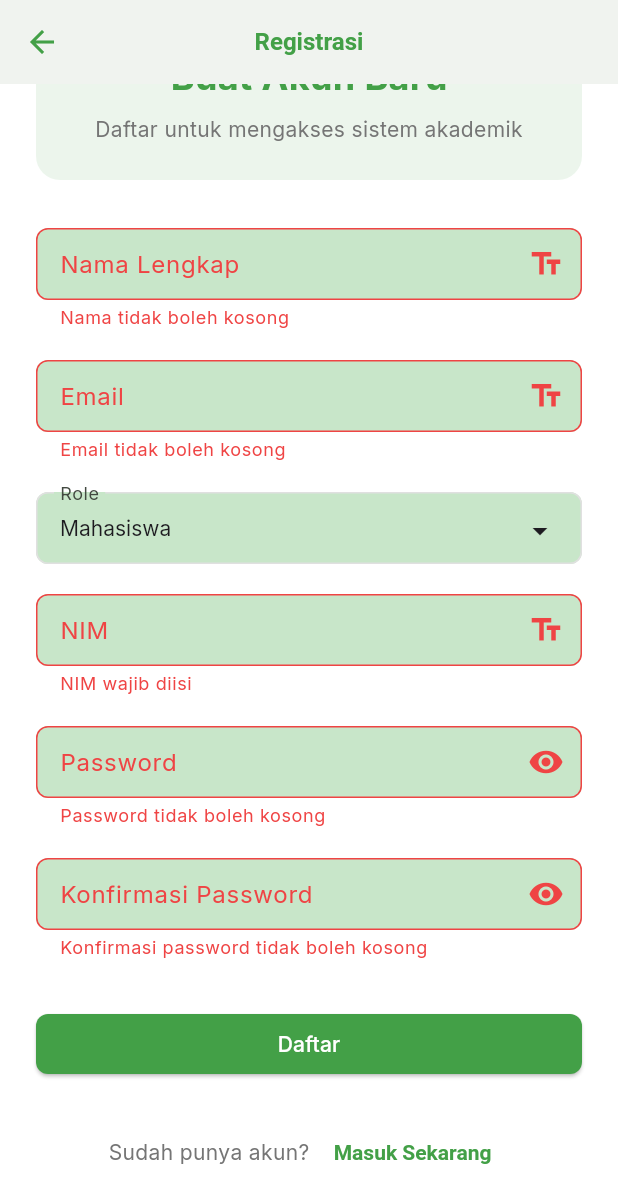
After one commit to lypsisrudiansyah/lypsis_siakad, a Flutter app: the RegisterPage screen opened directly, scrolled down 146 dp, after a tap on "Daftar", on a phone screen of 412 x 824 dp. The commit adds this screen. Shown: the top 1203 px of the screen. Run offline on Flutter 3.47's test engine with Material 3 defaults, Android fonts, the phone set to English and light mode, and no system bars; our stand-ins replace cached_network_image, carousel_slider, dartz, dio, equatable, file_picker and 17 more; missing offline and left inert: flutter_quill, flutter_quill_delta_from_html, vsc_quill_delta_to_html, widgets_to_image; accounts and stored records are empty.

Commit message:
✨ (auth): implement register page and integrate with auth bloc ✨ (auth): update splash page to navigate to login page
✨ (oldProjectCode/register_view.dart): create register view with form
✨ (oldProjectCode/register_view.dart): implement registration logic
✨ (oldProjectCode/register_view.dart): add UI for register view

```diff
--- /dev/null
+++ b/lib/features/auth/presentation/pages/register_page.dart
@@ -0,0 +1,252 @@
+import 'package:flutter/material.dart';
+import 'package:flutter_bloc/flutter_bloc.dart';
+import 'package:lypsis_siakad/core.dart';
+import 'package:lypsis_siakad/features/auth/presentation/bloc/auth_bloc.dart';
+import 'package:lypsis_siakad/features/auth/presentation/pages/login_page.dart';
+// Assuming these dashboard pages will be created
+// import 'package:lypsis_siakad/features/dashboard/presentation/pages/admin_dashboard_page.dart';
+// import 'package:lypsis_siakad/features/dashboard/presentation/pages/dosen_dashboard_page.dart';
+// import 'package:lypsis_siakad/features/dashboard/presentation/pages/mahasiswa_dashboard_page.dart';
+
+class RegisterPage extends StatefulWidget {
+  const RegisterPage({super.key});
+
+  @override
+  State<RegisterPage> createState() => _RegisterPageState();
+}
+
+class _RegisterPageState extends State<RegisterPage> {
+  final _formKey = GlobalKey<FormState>();
+
+  late final TextEditingController _namaController;
+  late final TextEditingController _emailController;
+  late final TextEditingController _passwordController;
+  late final TextEditingController _confirmPasswordController;
+  late final TextEditingController _nimController;
+  late final TextEditingController _nidnController;
+
+  String _role = 'mahasiswa';
+  final List<Map<String, String>> _roleOptions = [
+    {'value': 'mahasiswa', 'label': 'Mahasiswa'},
+    {'value': 'dosen', 'label': 'Dosen'},
+  ];
+
+  @override
+  void initState() {
+    super.initState();
+    _namaController = TextEditingController();
+    _emailController = TextEditingController();
+    _passwordController = TextEditingController();
+    _confirmPasswordController = TextEditingController();
+    _nimController = TextEditingController();
+    _nidnController = TextEditingController();
+  }
+
+  @override
+  void dispose() {
+    _namaController.dispose();
+    _emailController.dispose();
+    _passwordController.dispose();
+    _confirmPasswordController.dispose();
+    _nimController.dispose();
+    _nidnController.dispose();
+    super.dispose();
+  }
+
+  void _handleRegister() {
+    if (!(_formKey.currentState?.validate() ?? false)) return;
+
+    context.read<AuthBloc>().add(
+      AuthSignUpRequested(
+        email: _emailController.text,
+        password: _passwordController.text,
+        nama: _namaController.text,
+        role: _role,
+        nim: _role == 'mahasiswa' ? _nimController.text : null,
+        nidn: _role == 'dosen' ? _nidnController.text : null,
+      ),
+    );
+  }
+
+  @override
+  Widget build(BuildContext context) {
+    return Scaffold(
+      backgroundColor: Colors.white,
+      appBar: AppBar(
+        backgroundColor: Colors.transparent,
+        elevation: 0,
+        leading: IconButton(
+          icon: Icon(Icons.arrow_back, color: primaryColor),
+          onPressed: () => back(),
+        ),
+        title: Text(
+          'Registrasi',
+          style: TextStyle(color: primaryColor, fontWeight: FontWeight.bold),
+        ),
+      ),
+      body: BlocListener<AuthBloc, AuthState>(
+        listener: (context, state) {
+          if (state is AuthLoading) {
+            showLoading();
+          } else {
+            hideLoading();
+            if (state is AuthAuthenticated) {
+              ss("Registrasi berhasil!");
+              offAll(LoginPage());
+            } else if (state is AuthFailure) {
+              se(state.message);
+            }
+          }
+        },
+        child: SafeArea(
+          child: SingleChildScrollView(
+            padding: const EdgeInsets.all(24.0),
+            child: Column(
+              crossAxisAlignment: CrossAxisAlignment.stretch,
+              children: [
+                // Header Section
+                Container(
+                  padding: const EdgeInsets.all(24),
+                  decoration: BoxDecoration(color: primaryColor.withAlpha(26), borderRadius: BorderRadius.circular(16)),
+                  child: Column(
+                    children: [
+                      Icon(Icons.person_add, size: 60, color: primaryColor),
+                      const SizedBox(height: 16),
+                      Text(
+                        'Buat Akun Baru',
+                        style: TextStyle(fontSize: 24, fontWeight: FontWeight.bold, color: primaryColor),
+                      ),
+                      const SizedBox(height: 8),
+                      Text(
+                        'Daftar untuk mengakses sistem akademik',
+                        style: TextStyle(fontSize: 14, color: Colors.grey[600]),
+                        textAlign: TextAlign.center,
+                      ),
+                    ],
+                  ),
+                ),
+                const SizedBox(height: 32),
+                // Registration Form
+                Form(
+                  key: _formKey,
+                  child: Column(
+                    crossAxisAlignment: CrossAxisAlignment.stretch,
+                    children: [
+                      QTextField(
+                        label: "Nama Lengkap",
+                        controller: _namaController,
+                        validator: (value) => value == null || value.isEmpty ? 'Nama tidak boleh kosong' : null,
+                        onChanged: (value) {},
+                      ),
+                      const SizedBox(height: 20),
+                      QTextField(
+                        label: "Email",
+                        controller: _emailController,
+                        validator: (value) {
+                          if (value == null || value.isEmpty) {
+                            return 'Email tidak boleh kosong';
+                          }
+                          if (!value.contains('@')) {
+                            return 'Format email tidak valid';
+                          }
+                          return null;
+                        },
+                        onChanged: (value) {},
+                      ),
+                      const SizedBox(height: 20),
+                      QDropdownField(
+                        label: "Role",
+                        value: _role,
+                        items: _roleOptions,
+                        onChanged: (value, label) {
+                          setState(() {
+                            _role = value;
+                          });
+                        },
+                      ),
+                      const SizedBox(height: 20),
+                      if (_role == 'mahasiswa')
+                        QTextField(
+                          label: "NIM",
+                          controller: _nimController,
+                          validator: (value) => value == null || value.isEmpty ? 'NIM wajib diisi' : null,
+                          onChanged: (value) {},
+                        ),
+                      if (_role == 'dosen')
+                        QTextField(
+                          label: "NIDN",
+                          controller: _nidnController,
+                          validator: (value) => value == null || value.isEmpty ? 'NIDN wajib diisi' : null,
+                          onChanged: (value) {},
+                        ),
+                      if (_role == 'mahasiswa' || _role == 'dosen') const SizedBox(height: 20),
+                      QTextField(
+                        label: "Password",
+                        obscureText: true,
+                        controller: _passwordController,
+                        validator: (value) => value == null || value.isEmpty ? 'Password tidak boleh kosong' : null,
+                        onChanged: (value) {},
+                      ),
+                      const SizedBox(height: 20),
+                      QTextField(
+                        label: "Konfirmasi Password",
+                        obscureText: true,
+                        controller: _confirmPasswordController,
+                        validator: (value) {
+                          if (value == null || value.isEmpty) {
+                            return 'Konfirmasi password tidak boleh kosong';
+                          }
+                          if (value != _passwordController.text) {
+                            return 'Password tidak sama';
+                          }
+                          return null;
+                        },
+                        onChanged: (value) {},
+                      ),
+                      const SizedBox(height: 32),
+                      BlocBuilder<AuthBloc, AuthState>(
+                        builder: (context, state) {
+                          return QButton(label: "Daftar", onPressed: state is AuthLoading ? null : _handleRegister);
+                        },
+                      ),
+                      const SizedBox(height: 24),
+                      // Login Link
+                      Row(
+                        mainAxisAlignment: MainAxisAlignment.center,
+                        children: [
+                          Text('Sudah punya akun? ', style: TextStyle(color: Colors.grey[600])),
+                          TextButton(
+                            onPressed: () => back(),
+                            child: Text(
+                              'Masuk Sekarang',
+                              style: TextStyle(color: primaryColor, fontWeight: FontWeight.w600),
+                            ),
+                          ),
+                        ],
+                      ),
+                    ],
+                  ),
+                ),
+                const SizedBox(height: 40),
+                // Terms and Conditions
+                Container(
+                  padding: const EdgeInsets.all(16),
+                  decoration: BoxDecoration(
+                    color: Colors.grey[50],
+                    borderRadius: BorderRadius.circular(12),
+                    border: Border.all(color: Colors.grey[200]!),
+                  ),
+                  child: Text(
+                    'Dengan mendaftar, Anda menyetujui syarat dan ketentuan yang berlaku di sistem akademik ini.',
+                    style: TextStyle(fontSize: 12, color: Colors.grey[600]),
+                    textAlign: TextAlign.center,
+                  ),
+                ),
+              ],
+            ),
+          ),
+        ),
+      ),
+    );
+  }
+}
--- a/lib/features/auth/presentation/pages/splash_page.dart
+++ b/lib/features/auth/presentation/pages/splash_page.dart
@@ -3,11 +3,12 @@ import 'package:flutter_bloc/flutter_bloc.dart';
 import 'package:lypsis_siakad/core.dart'; // Assuming primaryColor and navigation (to, offAll) are here
 import 'package:lypsis_siakad/core/localization/cubit/locale_cubit.dart';
 import 'package:lypsis_siakad/features/auth/presentation/bloc/auth_bloc.dart';
+import 'package:lypsis_siakad/features/auth/presentation/pages/login_page.dart';
 // import 'package:lypsis_siakad/views/login_view.dart'; // Fallback
 // import 'package:lypsis_siakad/views/admin_dashboard_view.dart';
 // import 'package:lypsis_siakad/views/dosen_dashboard_view.dart';
 // import 'package:lypsis_siakad/views/mahasiswa_dashboard_view.dart';
-import 'package:lypsis_siakad/l10n/app_localizations.dart'; // For GetIt instance
+// import 'package:lypsis_siakad/l10n/app_localizations.dart'; // L10N
 
 class SplashPage extends StatefulWidget {
   const SplashPage({super.key});
@@ -65,7 +66,7 @@ class _SplashPageState extends State<SplashPage> with SingleTickerProviderStateM
           // offAll(const MahasiswaDashboardView());
           break;
         default:
-        // offAll(const LoginView());
+          offAll(const LoginPage());
       }
     });
   }
```
Also changed, not shown: oldProjectCode/register_view.dart (added, +290 -0 lines).
